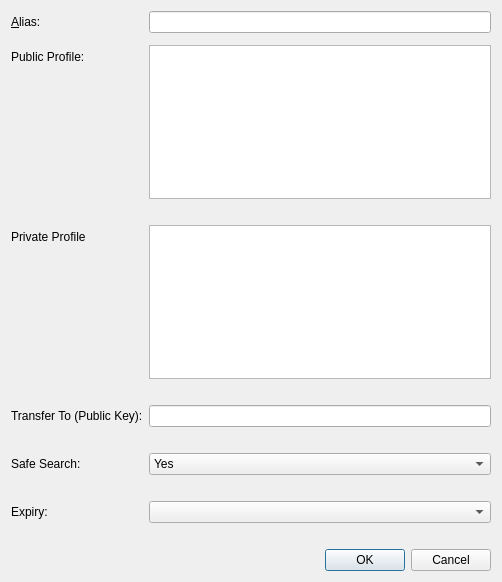
Above: src/qt/forms/editaliasdialog.ui from sschepis/syscoin2 before the change. Below: the same form after it.
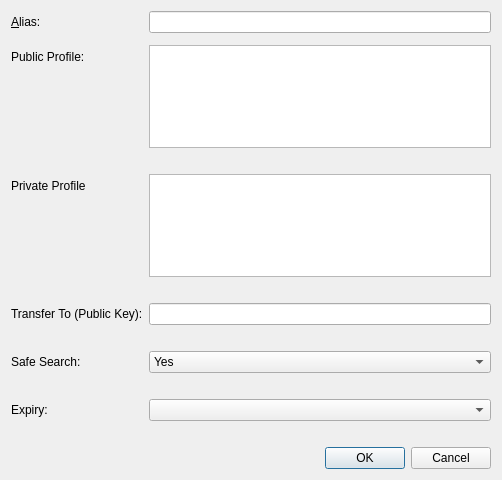
That is the form after the change. Custom widgets are drawn as their Qt base class.

Diff of the .ui file:
```diff
--- a/src/qt/forms/editaliasdialog.ui
+++ b/src/qt/forms/editaliasdialog.ui
@@ -7,7 +7,7 @@
     <x>0</x>
     <y>0</y>
     <width>502</width>
-    <height>582</height>
+    <height>480</height>
    </rect>
   </property>
   <property name="windowTitle">
```
